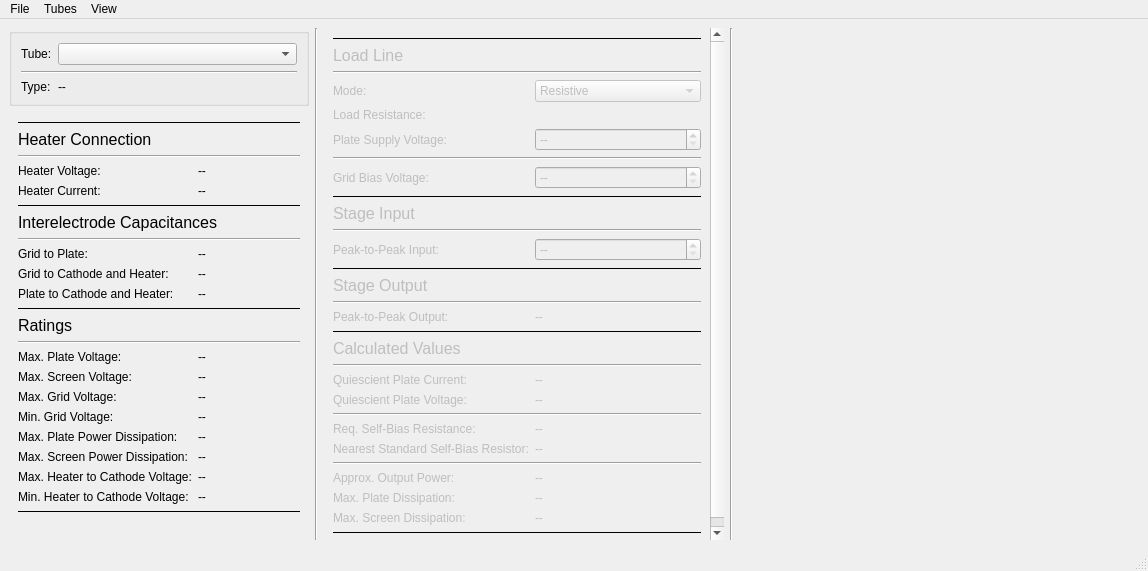
Before: the Qt Designer form src/mainwindow.ui in will-marshall00921/LoadLineCalculator, drawn with Qt 5.
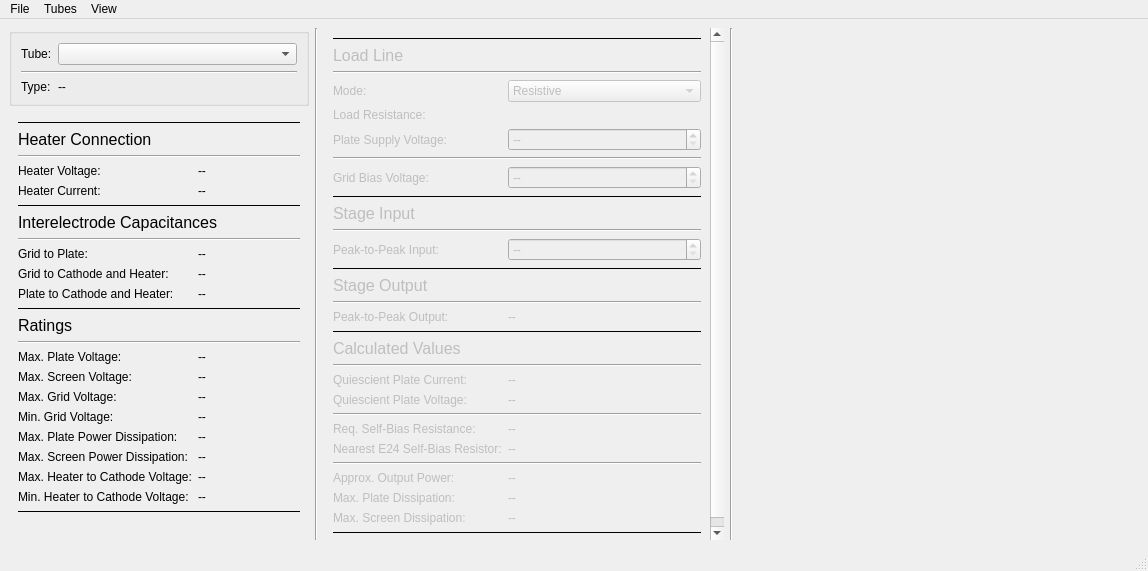
After: the same form once the commit is applied. Icons and pictures are not drawn. Custom widgets are drawn as their Qt base class.

Commit message: v0.6.0 - Change: Changed the "Neared Standard Self-Bias Resistance" label to "Nearest E24 Self-Bias Resistor" - Change: Changed all units drop down menus to display a placeholder when disabled - Feature: Added calculation for the nearest E24 series standard value for the self-bias resistor - Bugfix: Prevented the load resistance from defaulting to pico-Ohms

Diff of the .ui file:
```diff
--- a/src/mainwindow.ui
+++ b/src/mainwindow.ui
@@ -56,7 +56,7 @@
        <property name="geometry">
         <rect>
          <x>0</x>
-         <y>0</y>
+         <y>-45</y>
          <width>388</width>
          <height>544</height>
         </rect>
@@ -515,7 +515,7 @@
            <bool>false</bool>
           </property>
           <property name="text">
-           <string>Nearest Standard Self-Bias Resistor:</string>
+           <string>Nearest E24 Self-Bias Resistor:</string>
           </property>
          </widget>
         </item>
```
The commit also changes 10 other files.
